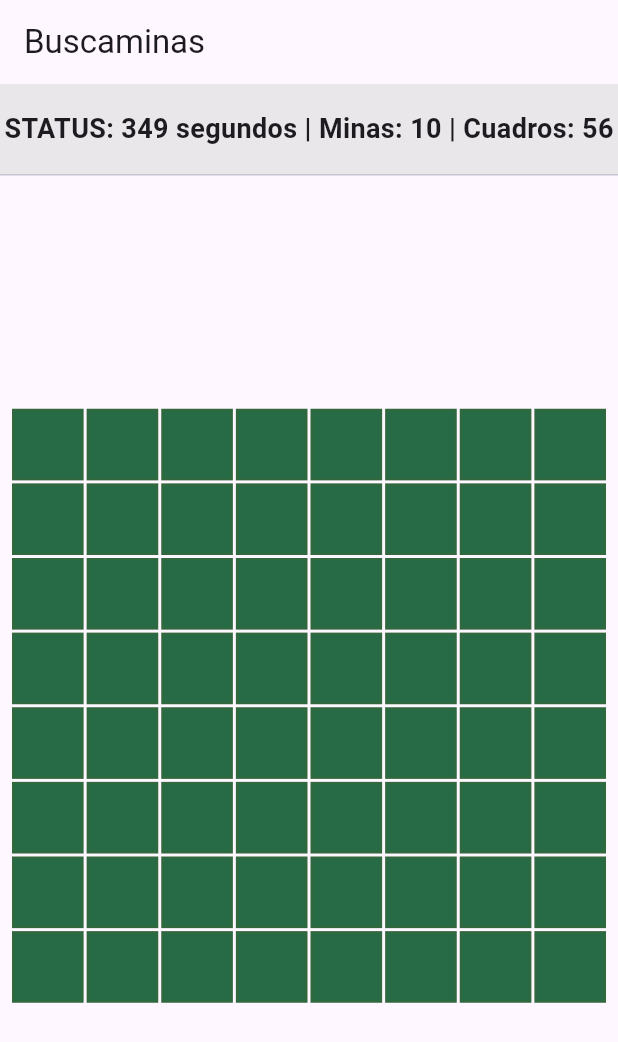
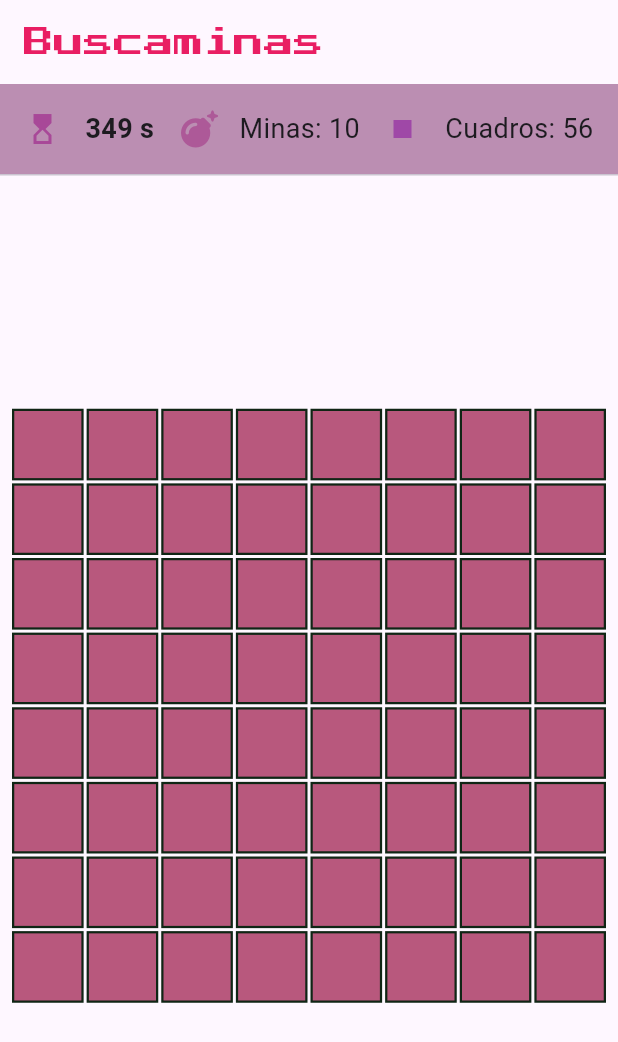
Before and after one commit to MariaJoseParedes/3479A321_2023479052, a Flutter app: the screen it shows after launch, on a phone screen of 412 x 824 dp. Shown: the top 1042 px of the screen. Run offline on Flutter 3.47's test engine with Material 3 defaults, Android fonts, the phone set to English and light mode, and no system bars; our stand-ins replace font_awesome_flutter, google_fonts.

Commit message:
personalizacion 1

```diff
--- a/lib/main.dart
+++ b/lib/main.dart
@@ -1,4 +1,6 @@
 import 'package:flutter/material.dart';
+import 'package:font_awesome_flutter/font_awesome_flutter.dart'; //para los iconos jje
+import 'package:google_fonts/google_fonts.dart';
 
 void main() {
   runApp(const MyApp());
@@ -22,19 +24,38 @@ class MinesweeperScreen extends StatelessWidget {
   @override
   Widget build(BuildContext context) {
     return Scaffold(
-      appBar: AppBar(title: const Text('Buscaminas')),
+      appBar: AppBar(
+        title: Text(
+          'Buscaminas',
+          style: GoogleFonts.pressStart2p(fontSize: 20, color: Colors.pink),
+        ),
+      ),
       body: SafeArea(
         child: Column(
           children: [
             // Área de Status
             Container(
               height: 60,
-              color: const Color.fromARGB(176, 224, 224, 224),
-              child: const Center(
-                child: Text(
-                  'STATUS: 349 segundos | Minas: 10 | Cuadros: 56',
-                  style: TextStyle(fontWeight: FontWeight.bold, fontSize: 18),
-                ),
+              color: const Color.fromARGB(175, 156, 94, 143),
+              child: Row(
+                mainAxisAlignment: MainAxisAlignment.spaceEvenly,
+                children: const [
+                  Icon(
+                    Icons.hourglass_top_sharp,
+                    color: Color.fromARGB(255, 168, 72, 152),
+                  ),
+                  Text(
+                    '349 s',
+                    style: TextStyle(fontSize: 18, fontWeight: FontWeight.bold),
+                  ),
+                  Icon(
+                    FontAwesomeIcons.bomb,
+                    color: Color.fromARGB(255, 173, 89, 152),
+                  ),
+                  Text('Minas: 10', style: TextStyle(fontSize: 18)),
+                  Icon(Icons.stop, color: Color.fromARGB(255, 159, 72, 167)),
+                  Text('Cuadros: 56', style: TextStyle(fontSize: 18)),
+                ],
               ),
             ),
             const Divider(height: 1),
@@ -81,9 +102,9 @@ class MineCell extends StatelessWidget {
   Widget build(BuildContext context) {
     return Container(
       decoration: BoxDecoration(
-        color: const Color.fromARGB(255, 38, 107, 69),
+        color: const Color.fromARGB(255, 184, 88, 125),
         border: Border.all(
-          color: const Color.fromARGB(255, 50, 104, 62),
+          color: const Color.fromARGB(255, 16, 37, 21),
           width: 1.5,
         ),
       ),
--- a/pubspec.yaml
+++ b/pubspec.yaml
@@ -30,6 +30,9 @@ environment:
 dependencies:
   flutter:
     sdk: flutter
+  font_awesome_flutter: ^10.7.0
+  google_fonts: ^6.2.1
+
 
   # The following adds the Cupertino Icons font to your application.
   # Use with the CupertinoIcons class for iOS style icons.
```
Also changed, not shown: pubspec.lock.
